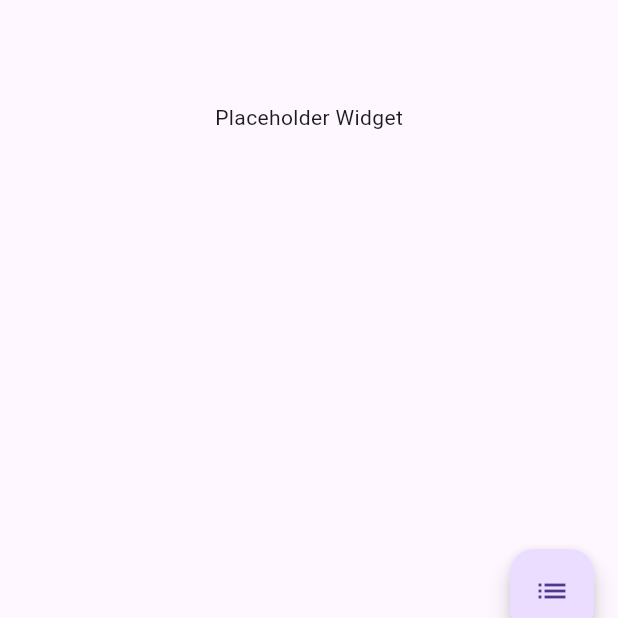
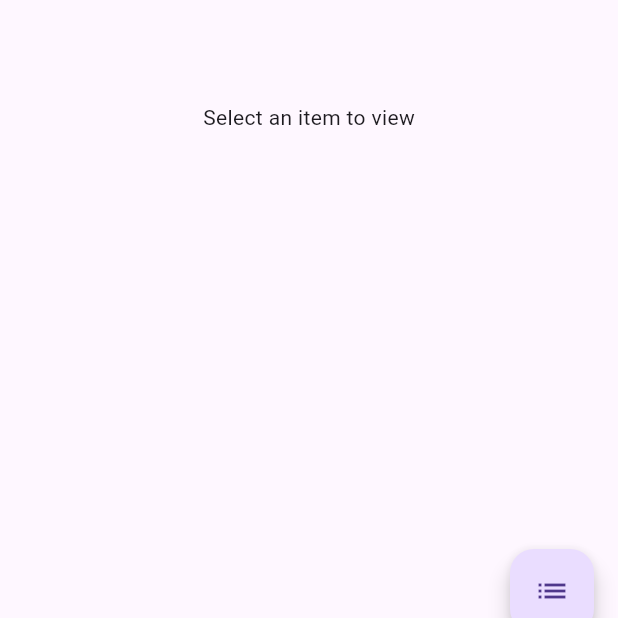
Before and after one commit to cgdougm/roadway, a Flutter app: the screen it shows after launch, tab 2 chosen, on a phone screen of 412 x 824 dp, the part 579-1197 px from its top. Run offline on Flutter 3.47's test engine with Material 3 defaults, Android fonts, the phone set to English and light mode, and no system bars; our stand-ins replace cross_file, data_table_2, sqflite, sqflite_common_ffi; missing offline and left inert: desktop_drop, pasteboard; accounts and stored records are empty.

Commit message:
Table click opens viewer in second tab:    images works    text files (only first line) (quill didn't work)    URLs not working yet Other ToDo:    dark mode persistence    data table needs refreshing after ingesting

```diff
--- a/lib/main.dart
+++ b/lib/main.dart
@@ -11,6 +11,8 @@ import 'package:pasteboard/pasteboard.dart';
 import 'theme_provider.dart';
 import 'package:data_table_2/data_table_2.dart';
 import 'text_util.dart';
+import 'package:url_launcher/url_launcher.dart' as url_launcher;
+import 'package:mime/mime.dart';
 
 void main() {
   runApp(
@@ -55,6 +57,7 @@ class _MyHomePageState extends State<MyHomePage> with SingleTickerProviderStateM
   bool _dragging = false;
   bool _clipboardHasContent = false;
   late TabController _tabController;
+  late TextEditingController _textEditingController;
 
   @override
   void initState() {
@@ -305,6 +308,96 @@ class _MyHomePageState extends State<MyHomePage> with SingleTickerProviderStateM
     );
   }
 
+  Widget _buildDataTable() {
+    return FutureBuilder<List<Map<String, dynamic>>>(
+      future: DatabaseHelper.instance.getItems(),
+      builder: (context, snapshot) {
+        if (snapshot.connectionState == ConnectionState.waiting) {
+          return Center(child: CircularProgressIndicator());
+        } else if (snapshot.hasError) {
+          return Center(child: Text('Error: ${snapshot.error}'));
+        } else if (!snapshot.hasData || snapshot.data!.isEmpty) {
+          return Center(child: Text('No data available'));
+        } else {
+          return Container(
+            padding: EdgeInsets.all(10),
+            child: DataTable2(
+            columns: [
+              DataColumn2(label: Text('Value'), size: ColumnSize.L),
+              DataColumn2(label: Text('ID'), size: ColumnSize.S),
+            ],
+            rows: snapshot.data!.map((item) => DataRow(cells: [
+              DataCell(
+                Row(children: [
+                  Icon(item['type'] == 'file' ? Icons.insert_drive_file : Icons.link),
+                  SizedBox(width: 10),
+                  Text(item['value']),
+                ]),
+                onTap: () => _handleDataCellTap(item),
+              ),
+              DataCell(Text(truncateStringWithEllipsis(item['id'] ?? ''))),
+            ])).toList(),
+            columnSpacing: 12,
+            horizontalMargin: 12,
+          ));
+        }
+      },
+    );
+  }
+
+  void _handleDataCellTap(Map<String, dynamic> item) {
+    if (item['type'] == 'file') {
+      final mimeType = lookupMimeType(item['value']);
+      if (mimeType?.startsWith('image/') == true) {
+        _showImageInSecondTab(item['value']);
+      } else if (mimeType?.startsWith('text/') == true) {
+        _showTextInSecondTab(item['value']);
+      }
+    } else if (item['type'] == 'url') {
+      _launchUrl(item['value']);
+    }
+    _tabController.animateTo(1); // Switch to the second tab
+  }
+
+  void _showImageInSecondTab(String imagePath) {
+    setState(() {
+      _secondTabContent = Image.file(File(imagePath));
+    });
+  }
+
+  void _showTextInSecondTab(String filePath) async {
+    final file = File(filePath);
+    final content = await file.readAsString();
+    _textEditingController = TextEditingController(text: content);
+    setState(() {
+      _secondTabContent = _buildTextEditor();
+    });
+  }
+
+  Future<void> _launchUrl(String urlString) async {
+    final Uri url = Uri.parse(urlString);
+    try {
+      if (!await url_launcher.launchUrl(url)) {
+        throw 'Could not launch $url';
+      }
+    } catch (e) {
+      _showSnackBar('Error launching $url: $e');
+    }
+  }
+
+  Widget _buildTextEditor() {
+    return TextField(
+      controller: _textEditingController,
+      readOnly: true,
+      decoration: InputDecoration(
+        border: OutlineInputBorder(),
+        hintText: 'Text content',
+      ),
+    );
+  }
+
+  Widget? _secondTabContent;
+
   @override
   Widget build(BuildContext context) {
     final themeProvider = Provider.of<ThemeProvider>(context);
@@ -359,7 +452,7 @@ class _MyHomePageState extends State<MyHomePage> with SingleTickerProviderStateM
             controller: _tabController,
             children: [
               _buildDataTable(),
-              _buildDummyWidget(),
+              _secondTabContent ?? Center(child: Text("Select an item to view")),
             ],
           ),
         ),
@@ -371,42 +464,4 @@ class _MyHomePageState extends State<MyHomePage> with SingleTickerProviderStateM
       ),
     );
   }
-
-  Widget _buildDataTable() {
-    return FutureBuilder<List<Map<String, dynamic>>>(
-      future: DatabaseHelper.instance.getItems(),
-      builder: (context, snapshot) {
-        if (snapshot.connectionState == ConnectionState.waiting) {
-          return Center(child: CircularProgressIndicator());
-        } else if (snapshot.hasError) {
-          return Center(child: Text('Error: ${snapshot.error}'));
-        } else if (!snapshot.hasData || snapshot.data!.isEmpty) {
-          return Center(child: Text('No data available'));
-        } else {
-          return Container(
-            padding: EdgeInsets.all(10),
-            child: DataTable2(
-            columns: [
-              DataColumn2(label: Text('Value'), size: ColumnSize.L),
-              DataColumn2(label: Text('ID'), size: ColumnSize.S),
-            ],
-            rows: snapshot.data!.map((item) => DataRow(cells: [
-              DataCell(Row(children: [
-                Icon(item['type'] == 'file' ? Icons.insert_drive_file : Icons.link),
-                SizedBox(width: 10),
-                Text(item['value']),
-              ])),
-              DataCell(Text(truncateStringWithEllipsis(item['id'] ?? ''))),
-            ])).toList(),
-            columnSpacing: 12,
-            horizontalMargin: 12,
-          ));
-        }
-      },
-    );
-  }
-
-  Widget _buildDummyWidget() {
-    return Center(child: Text("Placeholder Widget"));
-  }
 }
--- a/pubspec.yaml
+++ b/pubspec.yaml
@@ -39,9 +39,10 @@ dependencies:
   path: ^1.8.3
   dotted_border: ^2.1.0
   sqflite_common_ffi: ^2.0.1
-  pasteboard: ^0.3.0  # Use the latest version available
+  pasteboard: ^0.2.0  # Use the latest version available
   data_table_2: ^2.5.15
-
+  url_launcher: ^6.1.10
+  mime: ^1.0.4
   # The following adds the Cupertino Icons font to your application.
   # Use with the CupertinoIcons class for iOS style icons.
   cupertino_icons: ^1.0.8
```
Also changed, not shown: pubspec.lock.
